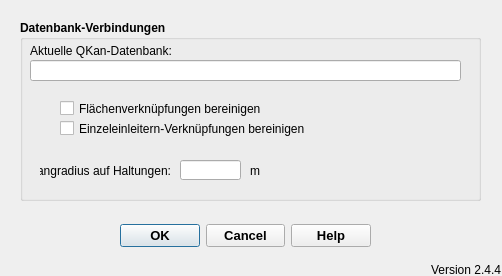
Above: qkan/linkflaechen/res/application_updatelinks.ui from hoettges/QKan before the change. Below: the same form after it.
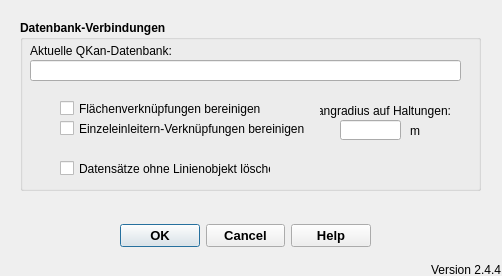
That is the form after the change.

```diff
--- a/qkan/linkflaechen/res/application_updatelinks.ui
+++ b/qkan/linkflaechen/res/application_updatelinks.ui
@@ -48,7 +48,7 @@
      <x>20</x>
      <y>20</y>
      <width>461</width>
-     <height>181</height>
+     <height>171</height>
     </rect>
    </property>
    <property name="font">
@@ -113,8 +113,8 @@
    <widget class="QLabel" name="label_5">
     <property name="geometry">
      <rect>
-      <x>20</x>
-      <y>140</y>
+      <x>300</x>
+      <y>80</y>
       <width>131</width>
       <height>21</height>
      </rect>
@@ -138,8 +138,8 @@
    <widget class="QLineEdit" name="tf_fangradius">
     <property name="geometry">
      <rect>
-      <x>160</x>
-      <y>140</y>
+      <x>320</x>
+      <y>100</y>
       <width>61</width>
       <height>20</height>
      </rect>
@@ -148,8 +148,8 @@
    <widget class="QLabel" name="label_6">
     <property name="geometry">
      <rect>
-      <x>230</x>
-      <y>140</y>
+      <x>390</x>
+      <y>100</y>
       <width>21</width>
       <height>21</height>
      </rect>
@@ -208,6 +208,31 @@
      <string>Einzeleinleitern-Verknüpfungen bereinigen</string>
     </property>
    </widget>
+   <widget class="QCheckBox" name="cb_deleteGeomNone">
+    <property name="geometry">
+     <rect>
+      <x>40</x>
+      <y>140</y>
+      <width>211</width>
+      <height>17</height>
+     </rect>
+    </property>
+    <property name="font">
+     <font>
+      <weight>50</weight>
+      <bold>false</bold>
+     </font>
+    </property>
+    <property name="toolTip">
+     <string>&lt;html&gt;&lt;head/&gt;&lt;body&gt;&lt;p&gt;Sollen Datensätze in der Tabelle &amp;quot;linkfl&amp;quot;, die kein Linienobjekt haben, gelöscht werden?&lt;/p&gt;&lt;/body&gt;&lt;/html&gt;</string>
+    </property>
+    <property name="statusTip">
+     <string>Sollen Datensätze in der Tabelle &quot;linkfl&quot;, die kein Linienobjekt haben, gelöscht werden?</string>
+    </property>
+    <property name="text">
+     <string>Datensätze ohne Linienobjekt löschen</string>
+    </property>
+   </widget>
   </widget>
   <widget class="QLabel" name="lb_version">
    <property name="geometry">
```
